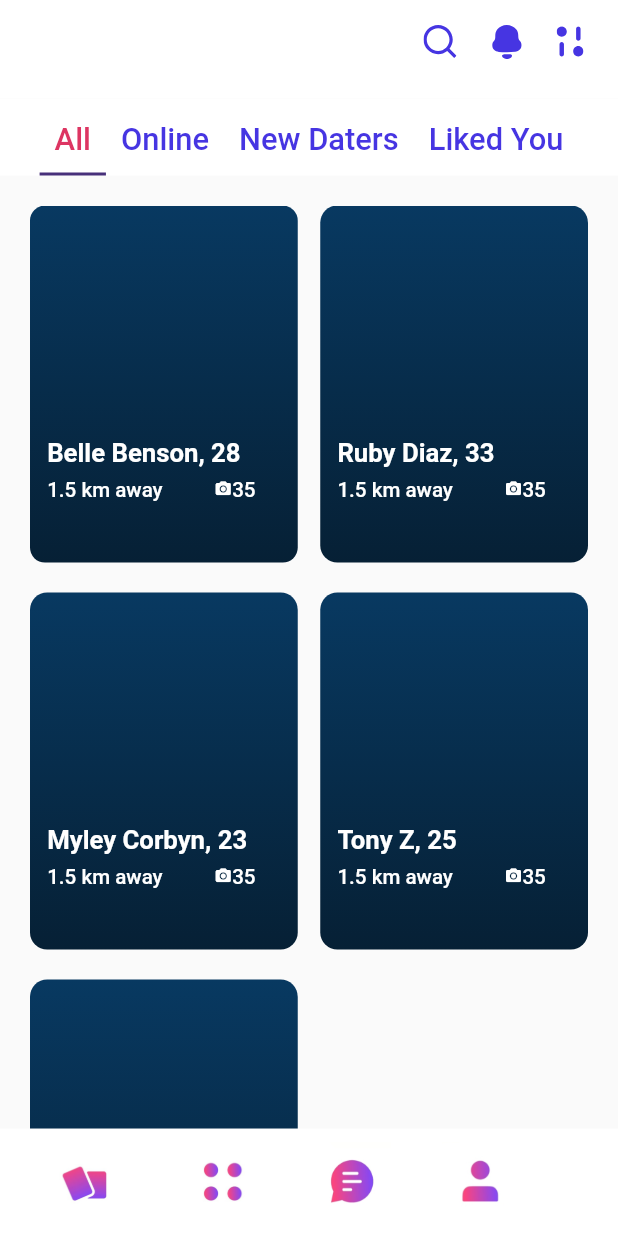
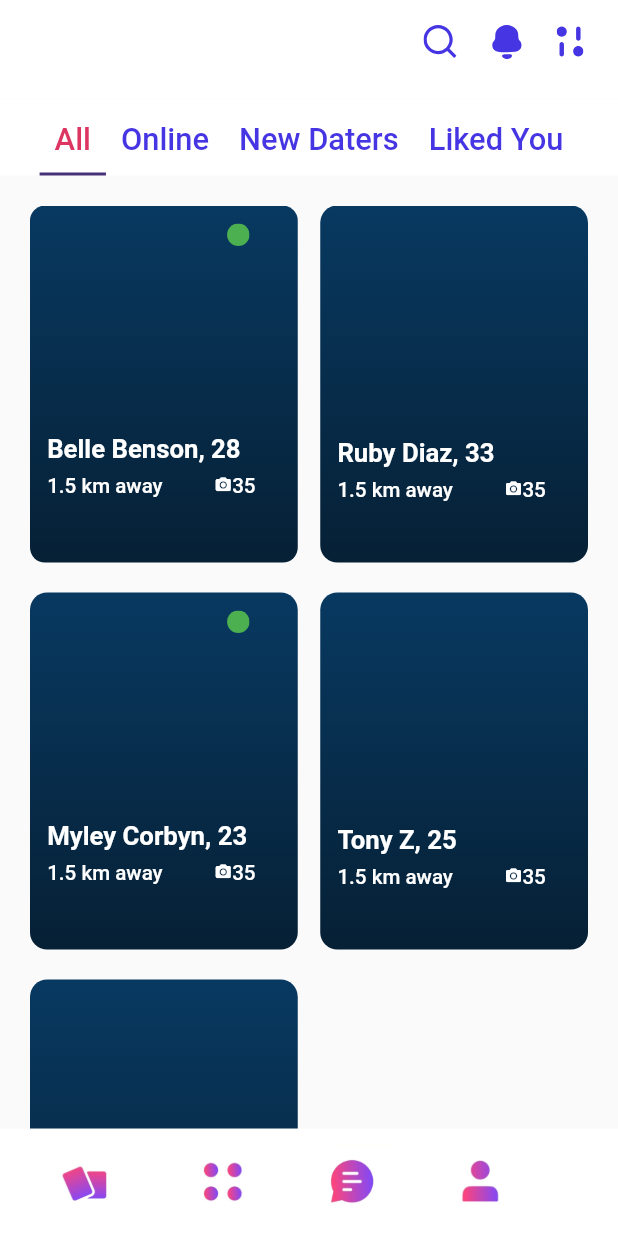
Before and after one commit to himanikulkarni/destined, a Flutter app: the screen it shows after launch, on a phone screen of 412 x 824 dp. Run offline on Flutter 3.47's test engine with Material 2 defaults, Android fonts, the phone set to English and light mode, and no system bars; our stand-ins replace flutter_screenutil, flutter_svg, google_fonts.

Commit message:
added online icon

```diff
--- a/lib/posts.dart
+++ b/lib/posts.dart
@@ -1,5 +1,6 @@
 import 'package:flutter/material.dart';
 import 'package:flutter_screenutil/flutter_screenutil.dart';
+import 'package:flutter_svg/flutter_svg.dart';
 
 class Posts extends StatefulWidget {
   @override
@@ -100,7 +101,21 @@ class _PostsState extends State<Posts> with SingleTickerProviderStateMixin {
                           child: Column(
                             children: [
                               SizedBox(
-                                height: 130.h,
+                                height: 10.h,
+                              ),
+                              Row(
+                                children: [
+                                  SizedBox(
+                                    width: 110.h,
+                                  ),
+                                  SvgPicture.asset(
+                                    'assets/online icon.svg',
+                                    color: Colors.green,
+                                  ),
+                                ],
+                              ),
+                              SizedBox(
+                                height: 105.h,
                               ),
                               Row(
                                 children: [
@@ -236,7 +251,21 @@ class _PostsState extends State<Posts> with SingleTickerProviderStateMixin {
                           child: Column(
                             children: [
                               SizedBox(
-                                height: 130.h,
+                                height: 10.h,
+                              ),
+                              Row(
+                                children: [
+                                  SizedBox(
+                                    width: 110.h,
+                                  ),
+                                  SvgPicture.asset(
+                                    'assets/online icon.svg',
+                                    color: Colors.green,
+                                  ),
+                                ],
+                              ),
+                              SizedBox(
+                                height: 105.h,
                               ),
                               Row(
                                 children: [
```
Also changed, not shown: assets/online icon.svg (added).
